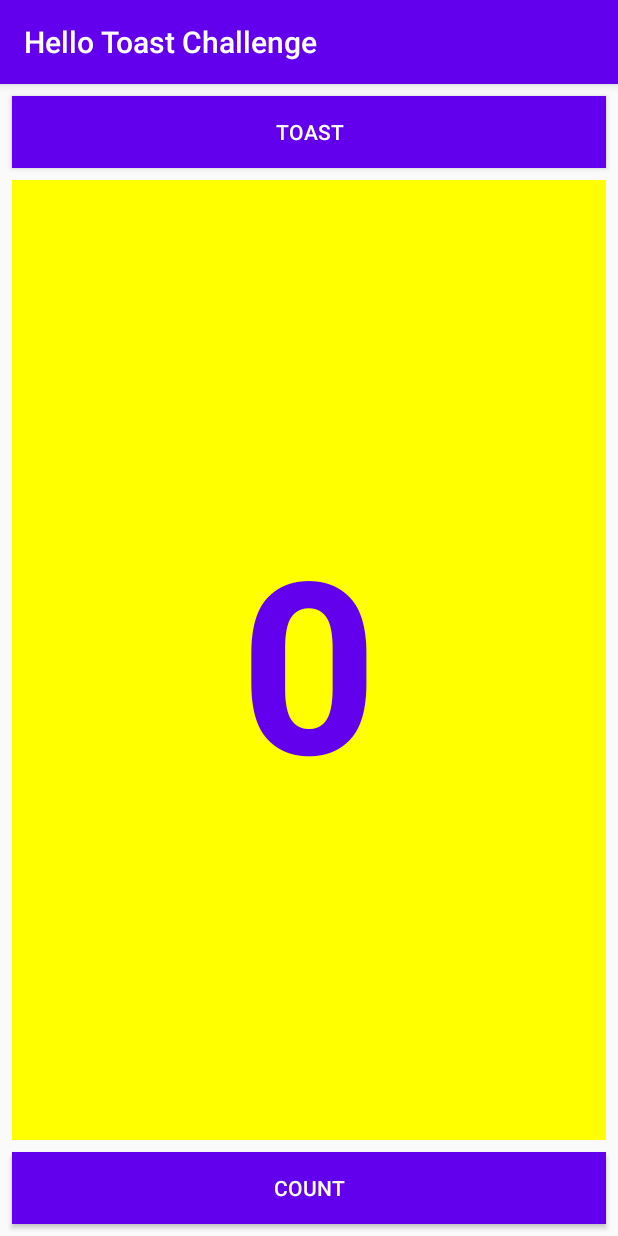
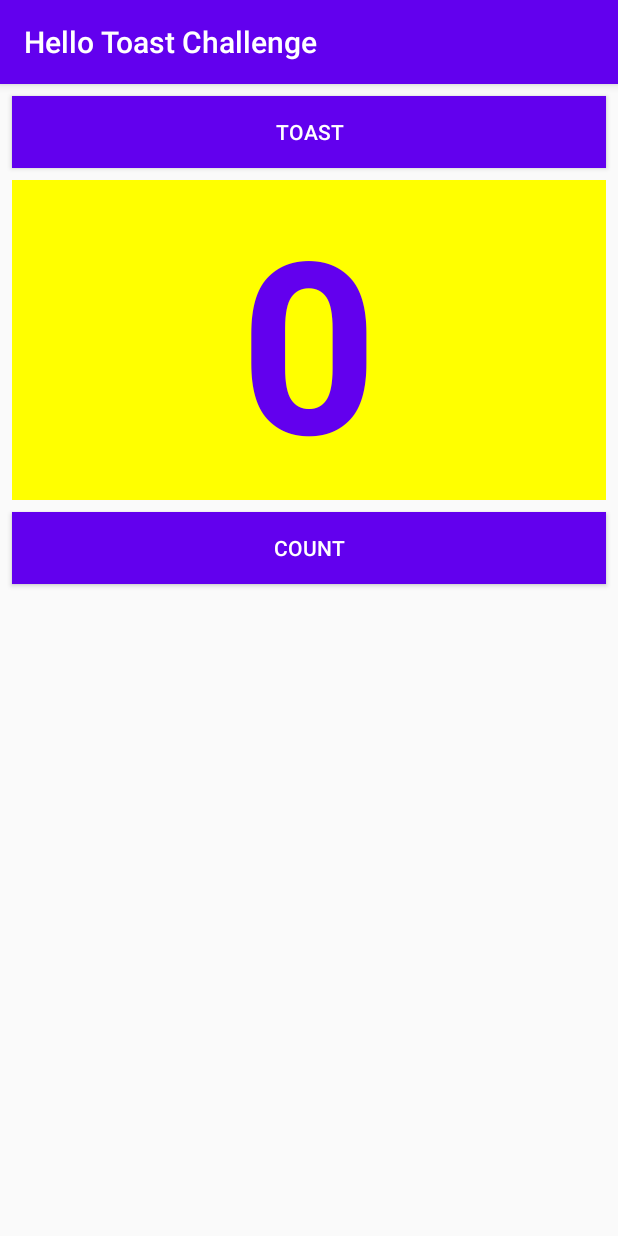
Before and after one commit to jangevaert-design/.developer-android-hello-toast, an Android app: the screen it shows after launch (MainActivity), on a phone screen of 412 x 824 dp. Run offline under Robolectric (Android 15) with nearby library versions, the phone set to English and light mode, and no system bars.

Commit message:
Changed the position of elements by using Relative Layout.

```diff
--- a/app/src/main/res/layout/activity_main.xml
+++ b/app/src/main/res/layout/activity_main.xml
@@ -1,6 +1,6 @@
 <?xml version="1.0" encoding="utf-8"?>
 
-<androidx.appcompat.widget.LinearLayoutCompat
+<RelativeLayout
   xmlns:android="http://schemas.android.com/apk/res/android"
   xmlns:app="http://schemas.android.com/apk/res-auto"
   xmlns:tools="http://schemas.android.com/tools"
@@ -24,6 +24,9 @@
     android:id="@+id/show_count"
     android:layout_width="match_parent"
     android:layout_height="wrap_content"
+    android:layout_below="@id/button_toast"
+    android:layout_alignParentStart="true"
+    android:layout_alignParentLeft="true"
     android:layout_marginBottom="8dp"
     android:layout_marginEnd="8dp"
     android:layout_marginStart="8dp"
@@ -31,7 +34,6 @@
     android:background="#FFFF00"
     android:gravity="center_vertical"
     android:textAlignment="center"
-    android:layout_weight="1"
     android:text="@string/count_initial_value"
     android:textColor="@color/colorPrimary"
     android:textSize="160sp"
@@ -42,6 +44,8 @@
     android:id="@+id/button_count"
     android:layout_width="match_parent"
     android:layout_height="wrap_content"
+    android:layout_below="@id/show_count"
+    android:layout_centerHorizontal="true"
     android:layout_marginBottom="8dp"
     android:layout_marginEnd="8dp"
     android:layout_marginStart="8dp"
@@ -51,4 +55,4 @@
     android:textColor="@android:color/white" />
 
 
-</androidx.appcompat.widget.LinearLayoutCompat>
+</RelativeLayout>
```
